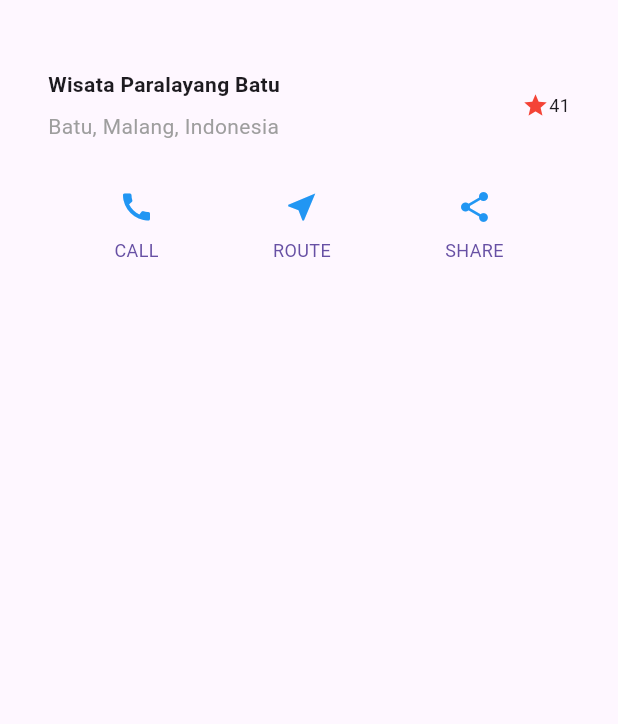
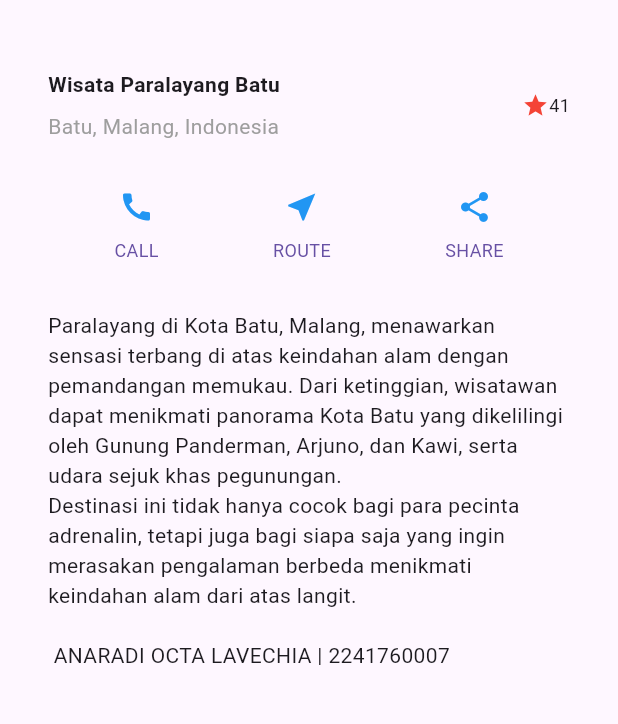
Before and after one commit to anaradiocta/MOBILE, a Flutter app: the screen it shows after launch, on a phone screen of 412 x 824 dp, the part 63-787 px from its top. Run offline on Flutter 3.47's test engine with Material 3 defaults, Android fonts, the phone set to English and light mode, and no system bars.

Commit message:
Jobsheet 6 - Praktikum 3

```diff
--- a/lib/main.dart
+++ b/lib/main.dart
@@ -60,6 +60,16 @@ class MyApp extends StatelessWidget {
       ],
     );
 
+    Widget textSection = Container(
+      padding: const EdgeInsets.all(32),
+      child: const Text(
+        'Paralayang di Kota Batu, Malang, menawarkan sensasi terbang di atas keindahan alam dengan pemandangan memukau. Dari ketinggian, wisatawan dapat menikmati panorama Kota Batu yang dikelilingi oleh Gunung Panderman, Arjuno, dan Kawi, serta udara sejuk khas pegunungan.\n'
+        'Destinasi ini tidak hanya cocok bagi para pecinta adrenalin, tetapi juga bagi siapa saja yang ingin merasakan pengalaman berbeda menikmati keindahan alam dari atas langit.\n\n '
+        'ANARADI OCTA LAVECHIA | 2241760007 ',
+        softWrap: true,
+      ),
+    );
+
     return MaterialApp(
       title: 'Flutter layout: ANARADI OCTA LAVECHIA - 2241760007',
       home: Scaffold(
@@ -70,6 +80,7 @@ class MyApp extends StatelessWidget {
           children: [
             titleSection,
             buttonSection, // Tambahkan buttonSection ke body
+            textSection
           ],
         ),
       ),
```
Also changed, not shown: prak3.JPG (added), prak33.JPG (added).
